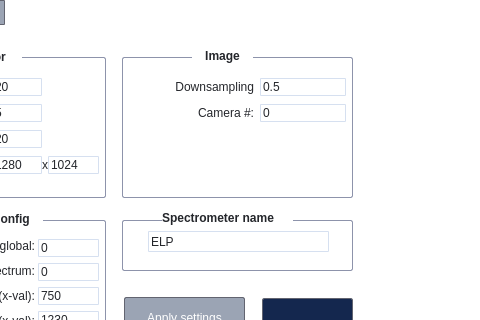
First picture: the form in ui_main_window.ui, repository kalleadolfsson/spec-streamer, before the edit; both pictures show x 207 to 687 and y 122 to 442 of the 1323 by 849 pixel window.
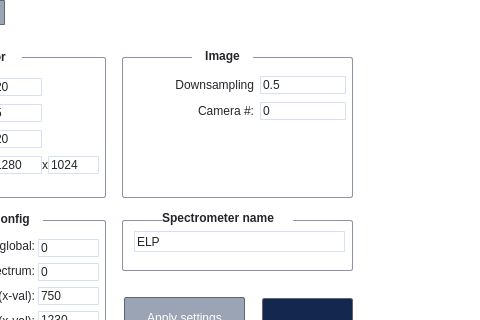
Second picture: the form after the edit. The open tabs and pages were chosen to show the change. Custom widgets are drawn as their Qt base class.

The edit to the form file:
```diff
--- a/ui_main_window.ui
+++ b/ui_main_window.ui
@@ -308,9 +308,9 @@
        <widget class="QLineEdit" name="spectrometer_name_input">
         <property name="geometry">
          <rect>
-          <x>326</x>
+          <x>312</x>
           <y>181</y>
-          <width>181</width>
+          <width>211</width>
           <height>21</height>
          </rect>
         </property>
@@ -1109,7 +1109,7 @@
        <property name="geometry">
         <rect>
          <x>355</x>
-         <y>90</y>
+         <y>88</y>
          <width>171</width>
          <height>61</height>
         </rect>
```
Left out of the diff: 11 changed lines with no effect on the pictures.
